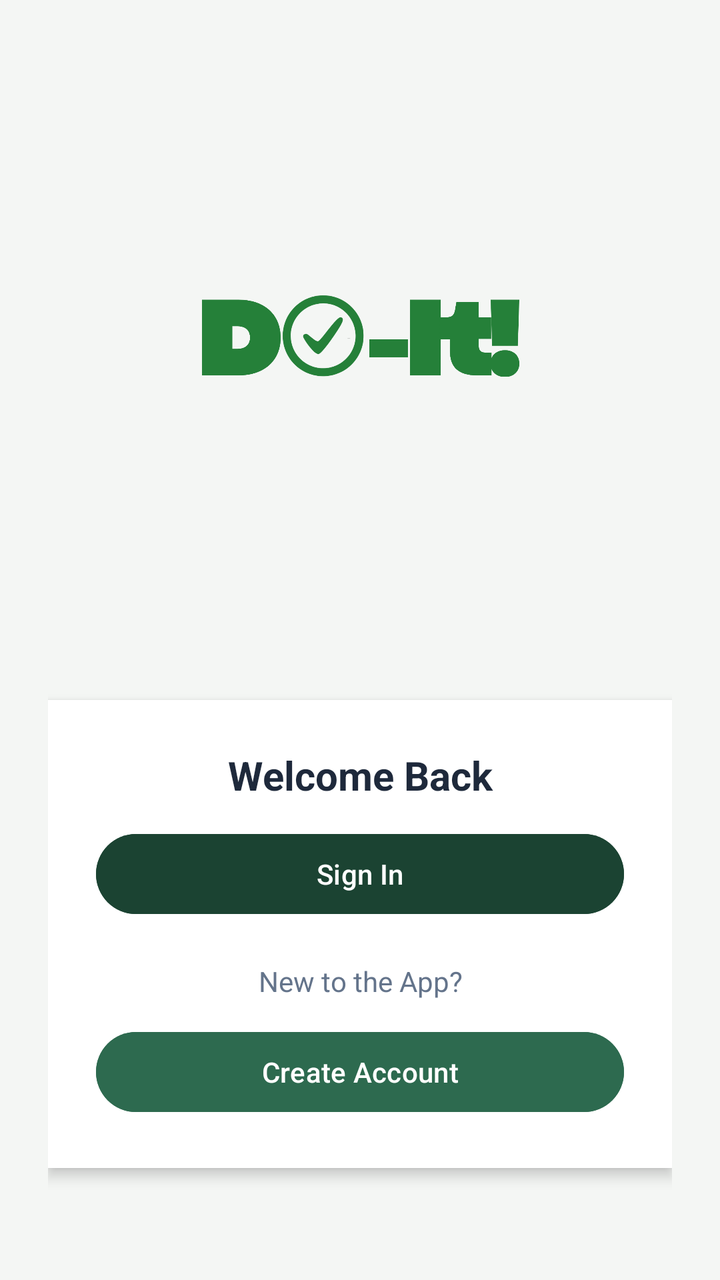
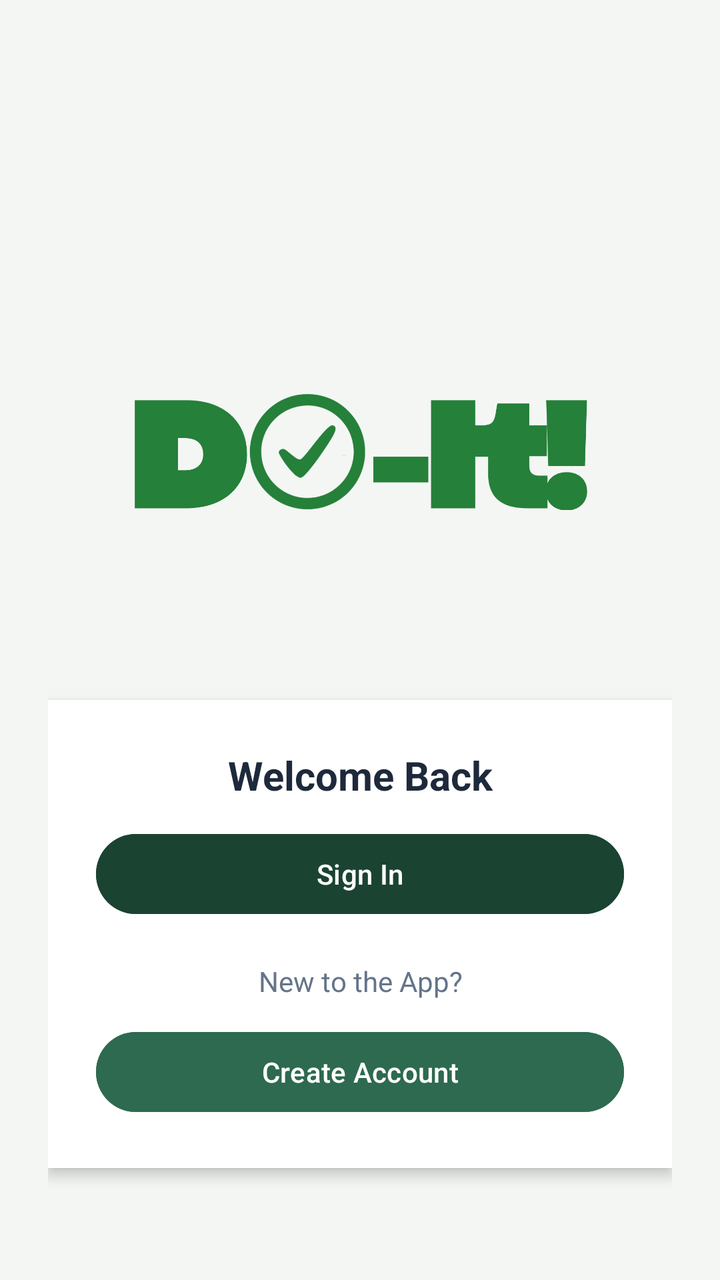

Compare the two renders of this Android layout. The source of the first and the diff that turns it into the second are given below.
<!-- AndroidManifest.xml: application theme Theme.FreddyMercury -->
<!-- res/layout/activity_main.xml -->
<?xml version="1.0" encoding="utf-8"?>
<androidx.constraintlayout.widget.ConstraintLayout xmlns:android="http://schemas.android.com/apk/res/android"
    xmlns:app="http://schemas.android.com/apk/res-auto"
    android:layout_width="match_parent"
    android:layout_height="match_parent"
    android:background="@color/bg_light"
    android:padding="24dp">

    <ImageView
        android:id="@+id/imageView5"
        android:layout_width="160dp"
        android:layout_height="160dp"
        android:src="@drawable/do_it_"
        android:layout_marginTop="64dp"
        app:layout_constraintTop_toTopOf="parent"
        app:layout_constraintEnd_toEndOf="parent"
        app:layout_constraintStart_toStartOf="parent"/>

    <LinearLayout
        android:id="@+id/welcomeCard"
        android:layout_width="match_parent"
        android:layout_height="wrap_content"
        android:orientation="vertical"
        android:background="@android:color/white"
        android:padding="24dp"
        android:elevation="4dp"
        android:layout_marginBottom="32dp"
        app:layout_constraintBottom_toBottomOf="parent"
        app:layout_constraintEnd_toEndOf="parent"
        app:layout_constraintStart_toStartOf="parent">

        <TextView
            android:id="@+id/textView"
            android:layout_width="match_parent"
            android:layout_height="wrap_content"
            android:text="Welcome Back"
            android:textSize="20sp"
            android:textStyle="bold"
            android:textColor="@color/text_primary"
            android:gravity="center"
            android:layout_marginBottom="12dp" />

        <Button
            android:id="@+id/button"
            android:layout_width="match_parent"
            android:layout_height="wrap_content"
            android:backgroundTint="@color/colorPrimary"
            android:text="Sign In"
            android:textColor="#FFFFFF"
            android:layout_marginBottom="20dp"/>

        <TextView
            android:id="@+id/textView2"
            android:layout_width="match_parent"
            android:layout_height="wrap_content"
            android:text="New to the App?"
            android:textSize="14sp"
            android:textColor="@color/text_muted"
            android:gravity="center"
            android:layout_marginBottom="12dp" />

        <Button
            android:id="@+id/button2"
            android:layout_width="match_parent"
            android:layout_height="wrap_content"
            android:backgroundTint="@color/colorAccent"
            android:text="Create Account"
            android:textColor="#FFFFFF" />
    </LinearLayout>

</androidx.constraintlayout.widget.ConstraintLayout>
<!-- resources referenced by this layout -->
<resources>
  <color name="bg_light">#F4F6F4</color>
  <color name="colorAccent">#2D6A4F</color>
  <color name="colorPrimary">#1B4332</color>
  <color name="text_muted">#64748B</color>
  <color name="text_primary">#1E293B</color>
  <!-- drawable do_it_: png bitmap (drawable, 39367 bytes) -->
  <style name="Theme.FreddyMercury" parent="Base.Theme.FreddyMercury" />
  <style name="Base.Theme.FreddyMercury" parent="Theme.Material3.DayNight.NoActionBar">
          
          
      </style>
</resources>

<!-- the commit's change to res/layout/activity_main.xml (unified diff, before → after) -->
@@ -8,13 +8,13 @@
 
     <ImageView
         android:id="@+id/imageView5"
-        android:layout_width="160dp"
-        android:layout_height="160dp"
+        android:layout_width="228dp"
+        android:layout_height="276dp"
+        android:layout_marginTop="64dp"
         android:src="@drawable/do_it_"
-        android:layout_marginTop="64dp"
-        app:layout_constraintTop_toTopOf="parent"
         app:layout_constraintEnd_toEndOf="parent"
-        app:layout_constraintStart_toStartOf="parent"/>
+        app:layout_constraintStart_toStartOf="parent"
+        app:layout_constraintTop_toTopOf="parent" />
 
     <LinearLayout
         android:id="@+id/welcomeCard"
